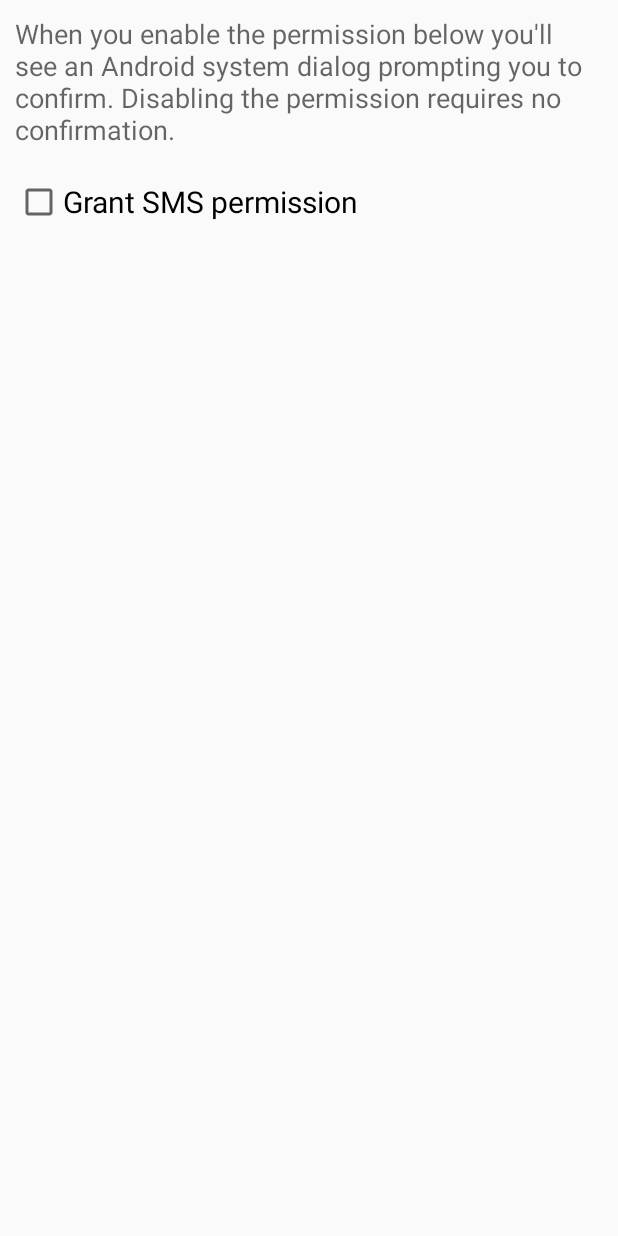
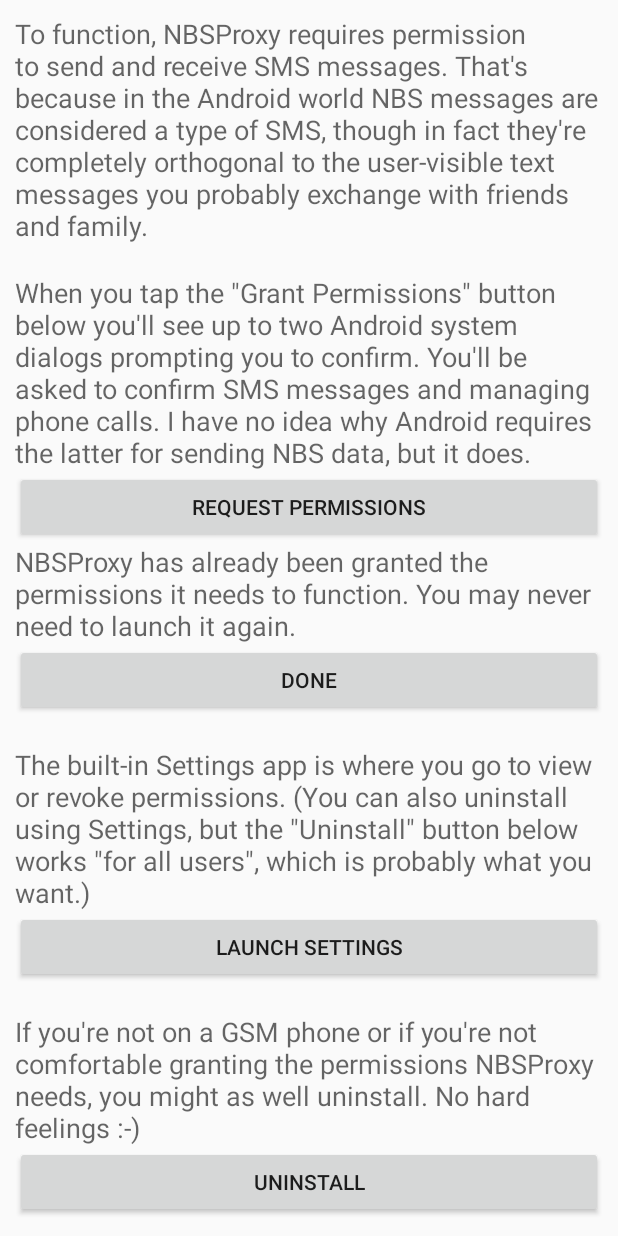
Before and after one commit to eehouse/nbsproxy, an Android app: the layout fragment_perms.xml on its own in the app's theme, with its tools: preview values and no code run, on a phone screen of 412 x 824 dp. Run offline under Robolectric (Android 15) with nearby library versions, the phone set to English and light mode, and no system bars.

Commit message:
finish first cut at UI
Permissions request/granting works, as does unintalling and sending user
to Settings app.

```diff
--- a/app/src/main/res/layout/fragment_perms.xml
+++ b/app/src/main/res/layout/fragment_perms.xml
@@ -13,6 +13,21 @@
       android:orientation="vertical"
       android:padding="10dp"
       >
+
+    <!-- Show one of {have_perms,needPerms} -->
+    <LinearLayout android:orientation="vertical"
+                  android:layout_height="wrap_content"
+                  android:layout_width="match_parent"
+                  android:id="@+id/need_perms"
+                  >
+      <TextView
+          android:layout_width="match_parent"
+          android:layout_height="wrap_content"
+          android:text="@string/main_perms_expl"
+          android:textAppearance="?android:attr/textAppearanceMedium"
+          />
+
+      <Space android:layout_height="20dp" android:layout_width="match_parent"/>
       <TextView
           android:layout_width="match_parent"
           android:layout_height="wrap_content"
@@ -20,13 +35,57 @@
           android:textAppearance="?android:attr/textAppearanceMedium"
           />
 
+      <Button android:id="@+id/perms_button"
+              android:layout_width="fill_parent"
+              android:layout_height="wrap_content"
+              android:text="@string/perms_button_label"
+              />
+    </LinearLayout>
+
+    <LinearLayout android:orientation="vertical"
+                  android:layout_height="wrap_content"
+                  android:layout_width="match_parent"
+                  android:id="@+id/have_perms"
+                  >
+      <TextView android:layout_width="match_parent"
+                android:layout_height="wrap_content"
+                android:text="@string/have_perms"
+                android:textAppearance="?android:attr/textAppearanceMedium"
+                />
+      <Button android:id="@+id/exit_button"
+              android:layout_width="fill_parent"
+              android:layout_height="wrap_content"
+              android:text="@string/exit_button_label"
+              />
+    </LinearLayout>
+
     <Space android:layout_height="20dp" android:layout_width="match_parent"/>
 
-    <CheckBox android:id="@+id/perms_checkbox"
-              android:text="@string/perms_checkbox_label"
+    <TextView android:layout_width="match_parent"
+              android:layout_height="wrap_content"
+              android:text="@string/settings_expl"
+              android:textAppearance="?android:attr/textAppearanceMedium"
+        />
+
+    <Button android:id="@+id/settings_button"
             android:layout_width="fill_parent"
             android:layout_height="wrap_content"
-              android:textSize="20dp"
+            android:text="@string/settings_button_label"
+        />
+
+    <!-- From here down duplicated in about_perms -->
+    <Space android:layout_height="20dp" android:layout_width="match_parent"/>
+
+    <TextView android:layout_width="match_parent"
+              android:layout_height="wrap_content"
+              android:text="@string/delete_expl"
+              android:textAppearance="?android:attr/textAppearanceMedium"
+        />
+
+    <Button android:id="@+id/uninstall_button"
+            android:layout_width="fill_parent"
+            android:layout_height="wrap_content"
+            android:text="@string/uninstall_button_label"
         />
   </LinearLayout>
 </ScrollView>
--- a/app/src/main/res/layout/fragment_test.xml
+++ b/app/src/main/res/layout/fragment_test.xml
@@ -10,9 +10,8 @@
   <TextView
       android:layout_width="match_parent"
       android:layout_height="wrap_content"
-      android:text="Will allow you to send a message to yourself to test; might
-                    require additional permission to look up your phone number."
       android:textAppearance="?android:attr/textAppearanceMedium"
+      android:text="Will allow you to send a message to yourself to test; might require additional permission to look up your phone number."
       />
 
 </LinearLayout>
--- a/app/src/main/res/values/strings.xml
+++ b/app/src/main/res/values/strings.xml
@@ -1,5 +1,5 @@
 <resources>
-    <string name="explaination">NBSProxy exists only to forward small
+    <string name="about_expl">NBSProxy exists only to forward small
     binary messages via Narrow Band Sockets (called \"data sms\" in
     the Android world) on behalf of other applications you\'ve
     installed.\n\nBecause NBS is a low-level feature of the GSM cell
@@ -7,24 +7,38 @@
     much every network in the world except the US carriers Verizon and
     Sprint.)</string>
 
-    <string name="permissions1">To function, NBSProxy requires
+    <string name="main_perms_expl">To function, NBSProxy requires
     permission to send and receive SMS messages. That\'s because in
     the Android world NBS messages are considered a type of SMS,
     though in fact they\'re completely orthogonal to the user-visible
     text messages you probably exchange with friends and
     family.</string>
-    <string name="permissions2">When you enable the permission below
-    you\'ll see an Android system dialog prompting you to
-    confirm. Disabling the permission requires no
-    confirmation.</string>
 
-    <string name="perms_checkbox_label">Grant SMS permission</string>
+    <string name="permissions2">When you tap the \"Grant Permissions\"
+    button below you\'ll see up to two Android system dialogs
+    prompting you to confirm. You\'ll be asked to confirm SMS messages
+    and managing phone calls. I have no idea why Android requires the
+    latter for sending NBS data, but it does.</string>
+
+    <string name="have_perms">NBSProxy has already been granted the
+    permissions it needs to function. You may never need to launch it
+    again.</string>
+
+    <string name="perms_button_label">Request Permissions</string>
+
+    <string name="uninstall_button_label">Uninstall</string>
+    <string name="exit_button_label">Done</string>
+
+    <string name="settings_expl">The built-in Settings app is where
+    you go to view or revoke permissions. (You can also uninstall
+    using Settings, but the \"Uninstall\" button below works \"for all
+    users\", which is probably what you want.)</string>
+
+    <string name="settings_button_label">Launch Settings</string>
 
     <string name="delete_expl">If you\'re not on a GSM phone or if
     you\'re not comfortable granting the permissions NBSProxy needs,
     you might as well uninstall. No hard feelings :-)</string>
-
-    <string name="uninstall_button_label">Uninstall</string>
 
     <string name="tab_about_title">About</string>
     <string name="tab_perms_title">Permissions</string>
```
Also changed, not shown: app/src/main/java/org/eehouse/android/nbsp/MainActivity.java (+5 -66 lines), app/src/main/java/org/eehouse/android/nbsp/ui/AboutFragment.java (added, +23 -0 lines), app/src/main/java/org/eehouse/android/nbsp/ui/PageFragment.java (added, +100 -0 lines), app/src/main/java/org/eehouse/android/nbsp/ui/PermsFragment.java (added, +114 -0 lines), app/src/main/java/org/eehouse/android/nbsp/ui/StatsFragment.java (added, +23 -0 lines), app/src/main/java/org/eehouse/android/nbsp/ui/TestFragment.java (added, +23 -0 lines), app/src/main/res/layout/activity_main.xml (deleted, +0 -61 lines), app/src/main/res/layout/fragment_about.xml (+12 -6 lines), 1 other file. Lines whose indentation alone changed are shown as unchanged.
